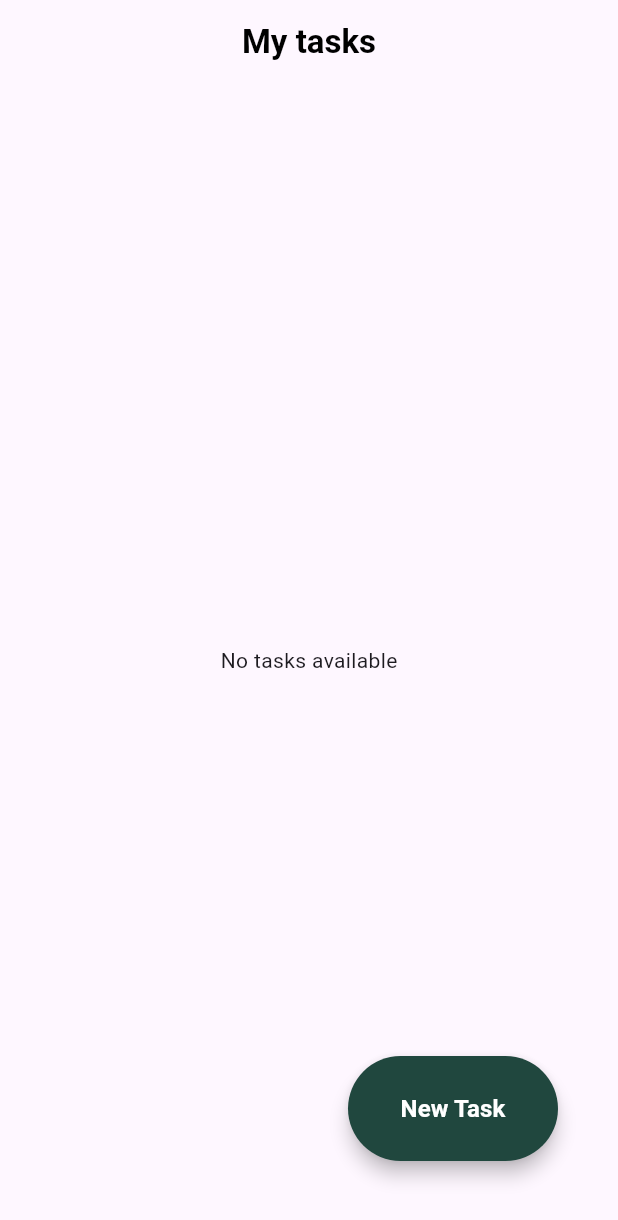
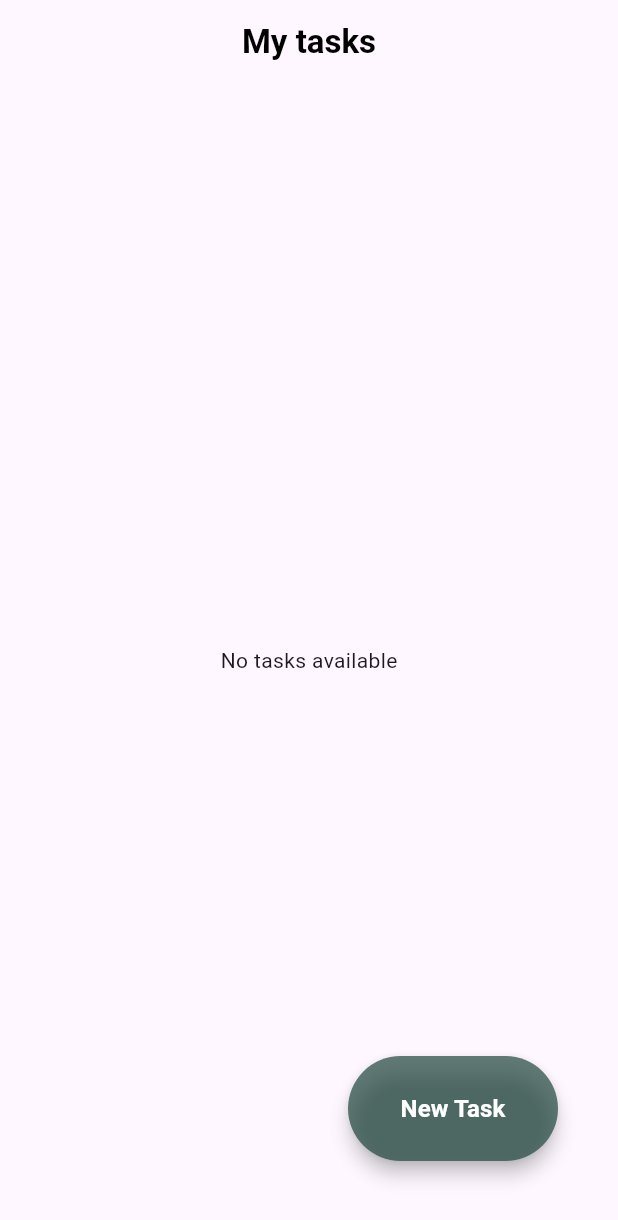
Before and after one commit to salemwhd/todo-app, a Flutter app: the screen it shows after launch, on a phone screen of 412 x 824 dp. Shown: the top 1220 px of the screen. Run offline on Flutter 3.47's test engine with Material 3 defaults, Android fonts, the phone set to English and light mode, and no system bars; our stand-ins replace sqflite, sqflite_common_ffi; accounts and stored records are empty.

Commit message:
fix:reduce the opacity of new task button

```diff
--- a/lib/views/widget/new_task_button.dart
+++ b/lib/views/widget/new_task_button.dart
@@ -8,7 +8,7 @@ class NewTaskButton extends StatelessWidget {
   Widget build(BuildContext context) {
     return ElevatedButton(
       style: ElevatedButton.styleFrom(
-          backgroundColor: Color.fromARGB(255, 32, 71, 62),
+          backgroundColor: Color.fromARGB(255, 32, 71, 62).withOpacity(0.7),
           elevation: 5,
           overlayColor: Colors.black),
       onPressed: () {
```
Also changed, not shown: lib/views/home_screen.dart (+4 -10 lines).
